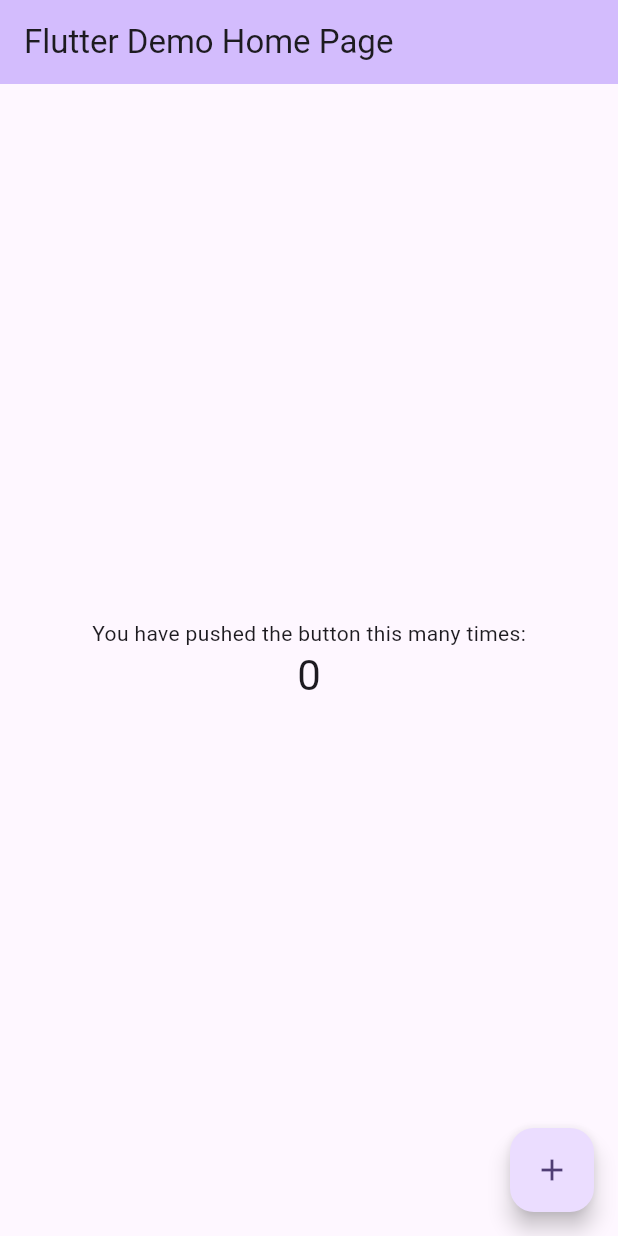
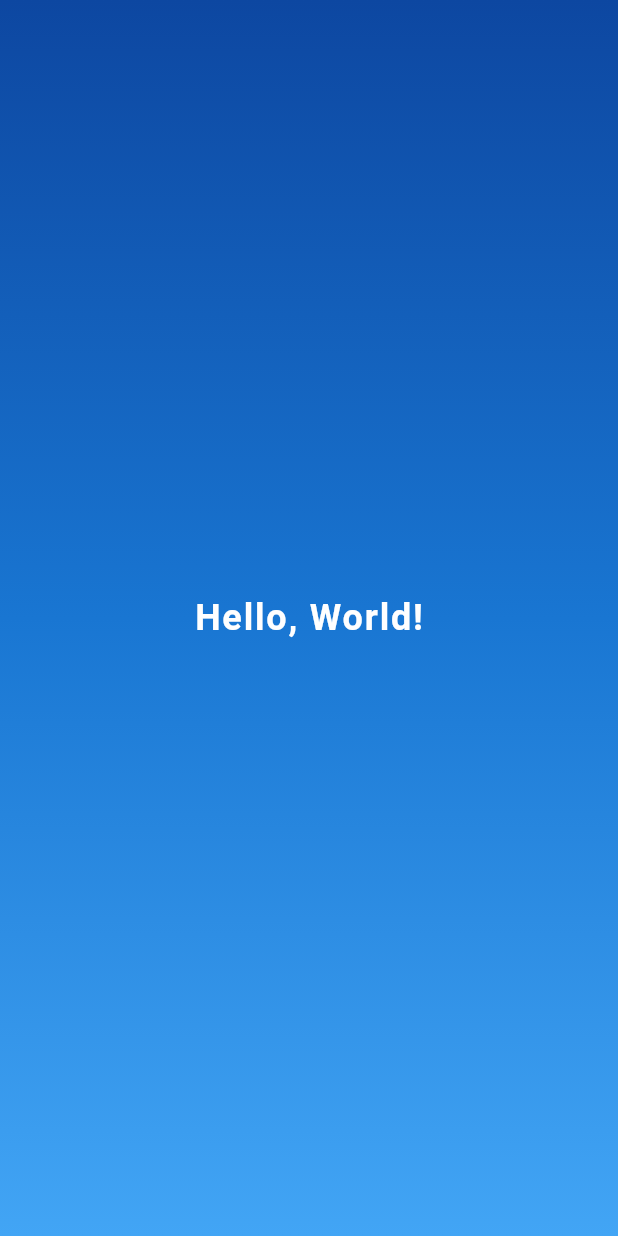
Before and after one commit to manolisfcb/TrackYourMonyApp, a Flutter app: the screen it shows after launch, on a phone screen of 412 x 824 dp. Run offline on Flutter 3.47's test engine with Material 3 defaults, Android fonts, the phone set to English and light mode, and no system bars.

Commit message:
Refactor main.dart to simplify app structure and enhance readability

```diff
--- a/track_your_mony_app/lib/main.dart
+++ b/track_your_mony_app/lib/main.dart
@@ -1,122 +1,54 @@
 import 'package:flutter/material.dart';
 
 void main() {
-  runApp(const MyApp());
+  runApp( MaterialApp(
+    home: Home(
+    ),
+
+  ));
 }
 
-class MyApp extends StatelessWidget {
-  const MyApp({super.key});
+class Home extends StatelessWidget {
+   const Home({super.key});
 
-  // This widget is the root of your application.
   @override
   Widget build(BuildContext context) {
-    return MaterialApp(
-      title: 'Flutter Demo',
-      theme: ThemeData(
-        // This is the theme of your application.
-        //
-        // TRY THIS: Try running your application with "flutter run". You'll see
-        // the application has a purple toolbar. Then, without quitting the app,
-        // try changing the seedColor in the colorScheme below to Colors.green
-        // and then invoke "hot reload" (save your changes or press the "hot
-        // reload" button in a Flutter-supported IDE, or press "r" if you used
-        // the command line to start the app).
-        //
-        // Notice that the counter didn't reset back to zero; the application
-        // state is not lost during the reload. To reset the state, use hot
-        // restart instead.
-        //
-        // This works for code too, not just values: Most code changes can be
-        // tested with just a hot reload.
-        colorScheme: .fromSeed(seedColor: Colors.deepPurple),
+    return  Scaffold(
+      body: GradientContainer(
+        child: Center(
+          child: Text('Hello, World!',
+              style: TextStyle(
+                color: Colors.white,
+                fontSize: 24,
+                fontWeight: FontWeight.bold,
+                letterSpacing: 1.2,
+              )),
+        ),
       ),
-      home: const MyHomePage(title: 'Flutter Demo Home Page'),
     );
   }
 }
 
-class MyHomePage extends StatefulWidget {
-  const MyHomePage({super.key, required this.title});
+class GradientContainer extends StatelessWidget {
+  final Widget child;
 
-  // This widget is the home page of your application. It is stateful, meaning
-  // that it has a State object (defined below) that contains fields that affect
-  // how it looks.
-
-  // This class is the configuration for the state. It holds the values (in this
-  // case the title) provided by the parent (in this case the App widget) and
-  // used by the build method of the State. Fields in a Widget subclass are
-  // always marked "final".
-
-  final String title;
-
-  @override
-  State<MyHomePage> createState() => _MyHomePageState();
-}
-
-class _MyHomePageState extends State<MyHomePage> {
-  int _counter = 0;
-
-  void _incrementCounter() {
-    setState(() {
-      // This call to setState tells the Flutter framework that something has
-      // changed in this State, which causes it to rerun the build method below
-      // so that the display can reflect the updated values. If we changed
-      // _counter without calling setState(), then the build method would not be
-      // called again, and so nothing would appear to happen.
-      _counter++;
-    });
-  }
+  const GradientContainer({super.key, required this.child});
 
   @override
   Widget build(BuildContext context) {
-    // This method is rerun every time setState is called, for instance as done
-    // by the _incrementCounter method above.
-    //
-    // The Flutter framework has been optimized to make rerunning build methods
-    // fast, so that you can just rebuild anything that needs updating rather
-    // than having to individually change instances of widgets.
-    return Scaffold(
-      appBar: AppBar(
-        // TRY THIS: Try changing the color here to a specific color (to
-        // Colors.amber, perhaps?) and trigger a hot reload to see the AppBar
-        // change color while the other colors stay the same.
-        backgroundColor: Theme.of(context).colorScheme.inversePrimary,
-        // Here we take the value from the MyHomePage object that was created by
-        // the App.build method, and use it to set our appbar title.
-        title: Text(widget.title),
-      ),
-      body: Center(
-        // Center is a layout widget. It takes a single child and positions it
-        // in the middle of the parent.
-        child: Column(
-          // Column is also a layout widget. It takes a list of children and
-          // arranges them vertically. By default, it sizes itself to fit its
-          // children horizontally, and tries to be as tall as its parent.
-          //
-          // Column has various properties to control how it sizes itself and
-          // how it positions its children. Here we use mainAxisAlignment to
-          // center the children vertically; the main axis here is the vertical
-          // axis because Columns are vertical (the cross axis would be
-          // horizontal).
-          //
-          // TRY THIS: Invoke "debug painting" (choose the "Toggle Debug Paint"
-          // action in the IDE, or press "p" in the console), to see the
-          // wireframe for each widget.
-          mainAxisAlignment: .center,
-          children: [
-            const Text('You have pushed the button this many times:'),
-            Text(
-              '$_counter',
-              style: Theme.of(context).textTheme.headlineMedium,
-            ),
+    return Container(
+      decoration: BoxDecoration(
+        gradient: LinearGradient(
+          begin: Alignment.topCenter,
+          end: Alignment.bottomCenter,
+          colors: [
+            Color(0xFF0D47A1), // Dark Blue
+            Color(0xFF1976D2), // Medium Blue
+            Color(0xFF42A5F5), // Light Blue
           ],
         ),
       ),
-      floatingActionButton: FloatingActionButton(
-        onPressed: _incrementCounter,
-        tooltip: 'Increment',
-        child: const Icon(Icons.add),
-      ),
+      child: child,
     );
   }
 }
```
